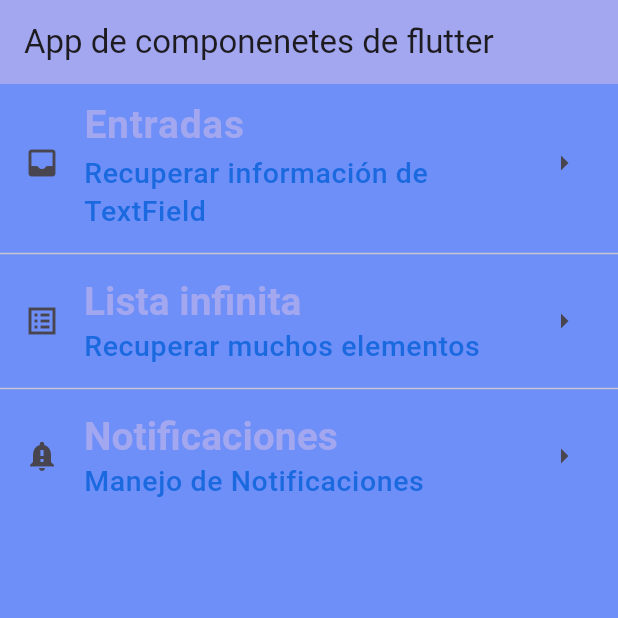
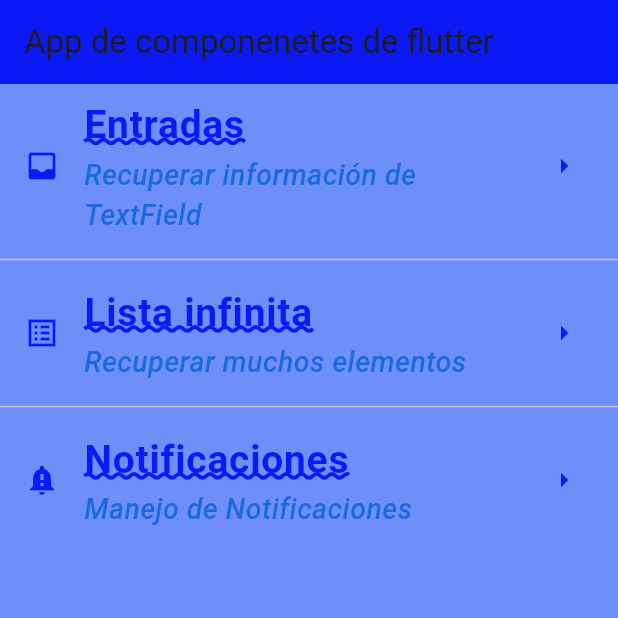
Before and after one commit to SergioGalind/componetes_flutter, a Flutter app: the screen it shows after launch, on a phone screen of 412 x 824 dp, the top half of it. Run offline on Flutter 3.47's test engine with Material 3 defaults, Android fonts, the phone set to English and light mode, and no system bars; our stand-ins replace google_fonts; Roboto replaces fonts that are missing (Acme).

Commit message:
Finishing 1st version op AppTheme

```diff
--- a/lib/screens/home_screen.dart
+++ b/lib/screens/home_screen.dart
@@ -14,37 +14,39 @@
         children:  <Widget> [
           ListTile(
             title: Text('Entradas',
+            style: AppTheme.ligthTheme.textTheme.headlineLarge,
             //style: Theme.of(context).textTheme.headlineLarge,
-            style: AppTheme.ligthTheme.textTheme.headlineLarge,
               ),
 
-            subtitle: Text('Recuperar información de TextField',
-            style: Theme.of(context).textTheme.bodySmall
-
+            subtitle: Text(
+              'Recuperar información de TextField',
+              style: AppTheme.ligthTheme.textTheme.bodySmall,
             ),
-
-            leading:const Icon(Icons.inbox_rounded),
-            trailing:const Icon(Icons.arrow_right_outlined),
+            leading:const Icon(Icons.inbox_rounded, color: AppTheme.primaryColor,),
+            trailing:const Icon(Icons.arrow_right_outlined, color: AppTheme.primaryColor,),
           ),
           const Divider(),
           ListTile(
             title: Text(
               'Lista infinita',
-              style: Theme.of(context).textTheme.headlineLarge,),
-            subtitle: Text('Recuperar muchos elementos',
-            style: Theme.of(context).textTheme.bodySmall),
-            leading:const Icon(Icons.list_alt_sharp),
-            trailing:const Icon(Icons.arrow_right_outlined),
+              style: AppTheme.ligthTheme.textTheme.headlineLarge,),
+            subtitle: Text(
+              'Recuperar muchos elementos',
+              style: AppTheme.ligthTheme.textTheme.bodySmall,
+              ),
+            leading:const Icon(Icons.list_alt_sharp, color: AppTheme.primaryColor,),
+            trailing:const Icon(Icons.arrow_right_outlined, color: AppTheme.primaryColor,),
           ),
           const Divider(),
           ListTile(
             title: Text(
               'Notificaciones',
-              style: Theme.of(context).textTheme.headlineLarge,),
-            subtitle: Text('Manejo de Notificaciones',
-            style: Theme.of(context).textTheme.bodySmall,),
-            leading:const Icon(Icons.notification_important),
-            trailing:const Icon(Icons.arrow_right_outlined),
+              style: AppTheme.ligthTheme.textTheme.headlineLarge,),
+            subtitle: Text(
+              'Manejo de Notificaciones',
+              style: AppTheme.ligthTheme.textTheme.bodySmall,),
+            leading:const Icon(Icons.notification_important, color: AppTheme.primaryColor,),
+            trailing:const Icon(Icons.arrow_right_outlined, color: AppTheme.primaryColor,),
           ),
         ],
       ),
--- a/lib/theme/app_theme.dart
+++ b/lib/theme/app_theme.dart
@@ -3,7 +3,7 @@
 
 class AppTheme {
   //Constante de color primario
-  static const primaryColor = Color.fromARGB(255, 162, 167, 240);
+  static const primaryColor = Color.fromARGB(255, 11, 26, 245);
   //Constante de color secundario
   static const backColor = Color.fromARGB(255, 110, 142, 248);
   //Constante de color secundario
@@ -18,12 +18,18 @@
           fontSize: 26.0,
           fontWeight: FontWeight.bold,
           color: primaryColor,
+          decoration: TextDecoration.underline,
+          decorationColor: primaryColor,
+          decorationStyle: TextDecorationStyle.wavy,
+          decorationThickness: 2.0,
+
         ),
         // fuente para textos peques
         bodySmall: GoogleFonts.montserratAlternates(
           fontSize: 19.0,
           fontWeight: FontWeight.w500,
           color: secondaryColor,
+          fontStyle: FontStyle.italic
         ),
       ));
 }
```
